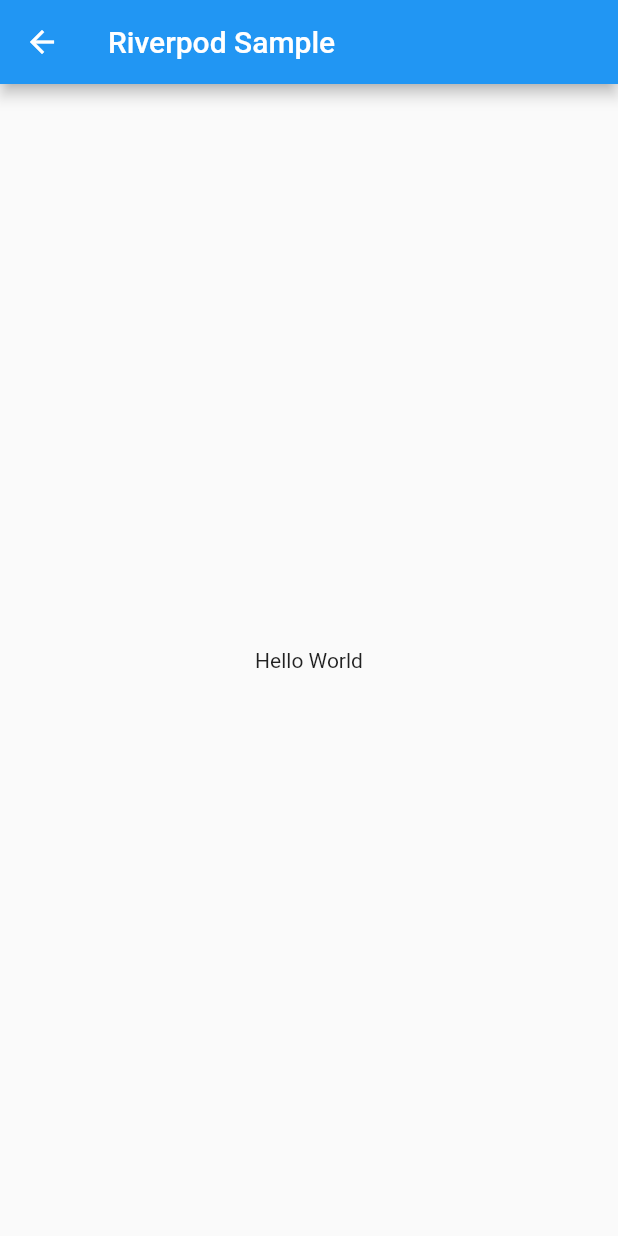
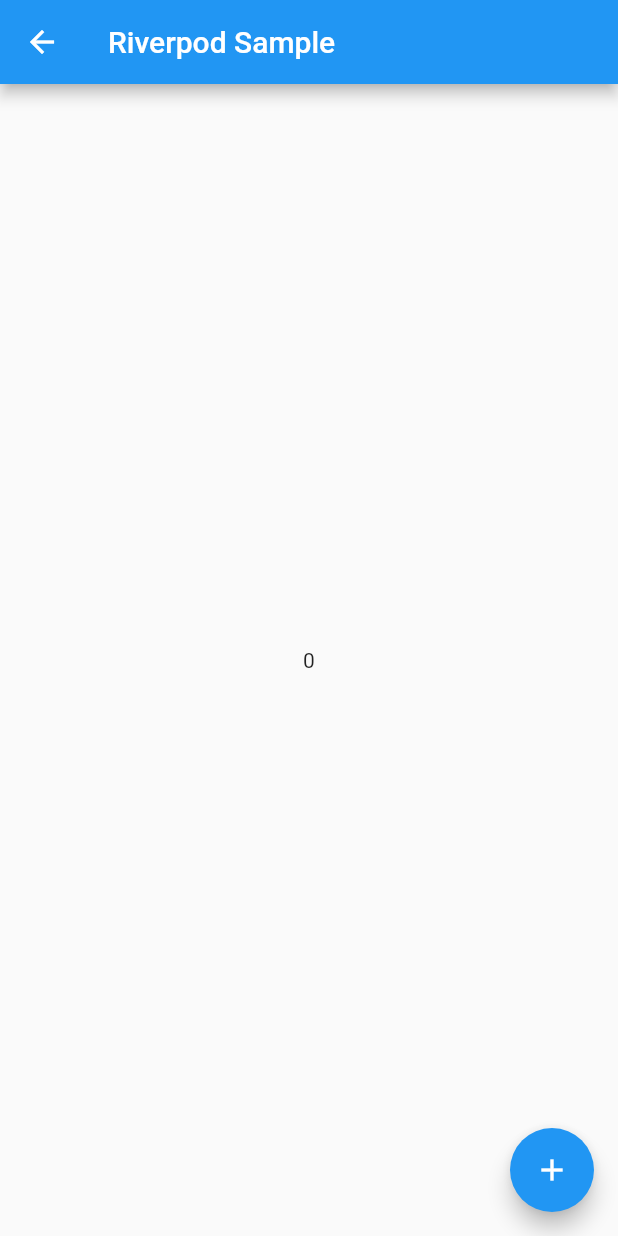
Before and after one commit to nakamurakzz/flutter-riverpod, a Flutter app: the StateNotifierProviderPage screen opened by its route, on a phone screen of 412 x 824 dp. Run offline on Flutter 3.47's test engine with Material 2 defaults, Android fonts, the phone set to English and light mode, and no system bars; our stand-ins replace flutter_riverpod.

Commit message:
state_notifier

```diff
--- a/riverpod_sample/lib/pages/state_notifier_provider_page.dart
+++ b/riverpod_sample/lib/pages/state_notifier_provider_page.dart
@@ -1,7 +1,18 @@
 import 'package:flutter/material.dart';
 import 'package:flutter_riverpod/flutter_riverpod.dart';
 
-final helloProvider = Provider(((ref) => 'Hello World'));
+// StateNotifierのサブクラス
+class CounterNotifier extends StateNotifier<int> {
+  CounterNotifier() : super(0);
+
+  void increment() {
+    state++;
+  }
+}
+
+final counterNotifierProvider = StateNotifierProvider<CounterNotifier, int>(
+  (ref) => CounterNotifier(),
+);
 
 class StateNotifierProviderPage extends ConsumerWidget {
   String title = '';
@@ -10,12 +21,20 @@ class StateNotifierProviderPage extends ConsumerWidget {
 
   @override
   Widget build(BuildContext context, WidgetRef ref) {
-    final value = ref.watch(helloProvider);
+    // StateNotifierProviderのnotifierを使うと、StateNotifierのインスタンスを取得できる
+    final countStateController = ref.read(counterNotifierProvider.notifier);
+    final count = ref.watch(counterNotifierProvider);
+
     return Scaffold(
-      appBar: AppBar(title: const Text("Riverpod Sample")),
-      body: Center(
-        child: Text(value),
-      ),
-    );
+        appBar: AppBar(title: const Text("Riverpod Sample")),
+        body: Center(
+          child: Text(count.toString()),
+        ),
+        floatingActionButton: FloatingActionButton(
+          onPressed: () {
+            countStateController.increment();
+          },
+          child: const Icon(Icons.add),
+        ));
   }
 }
```
